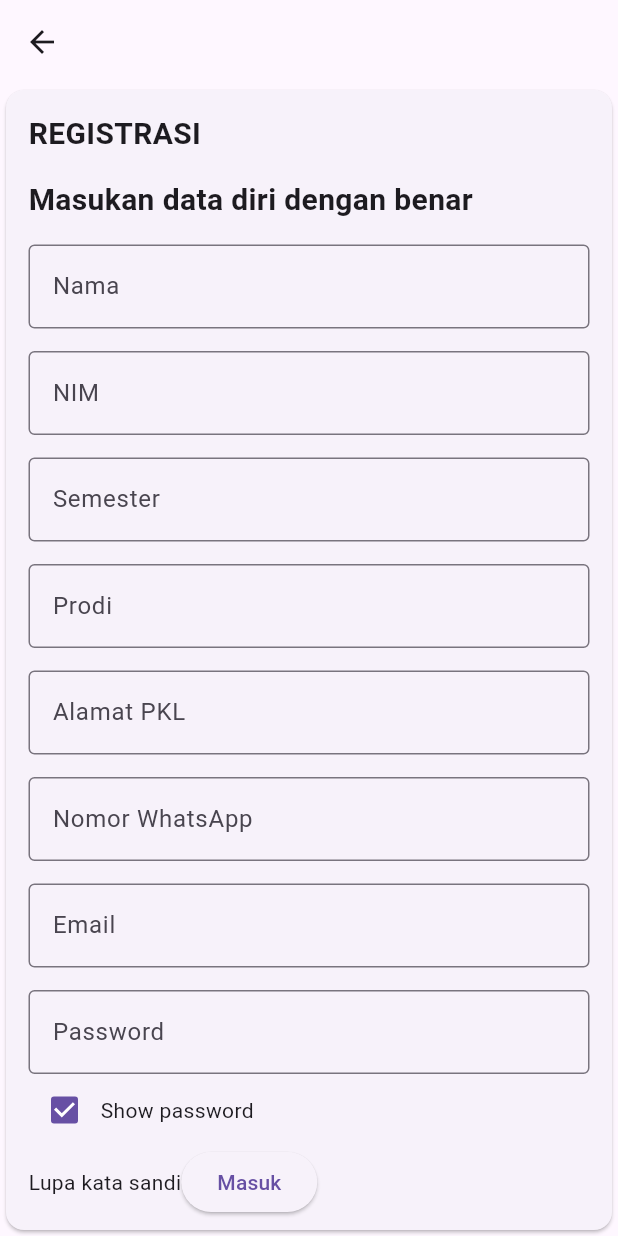
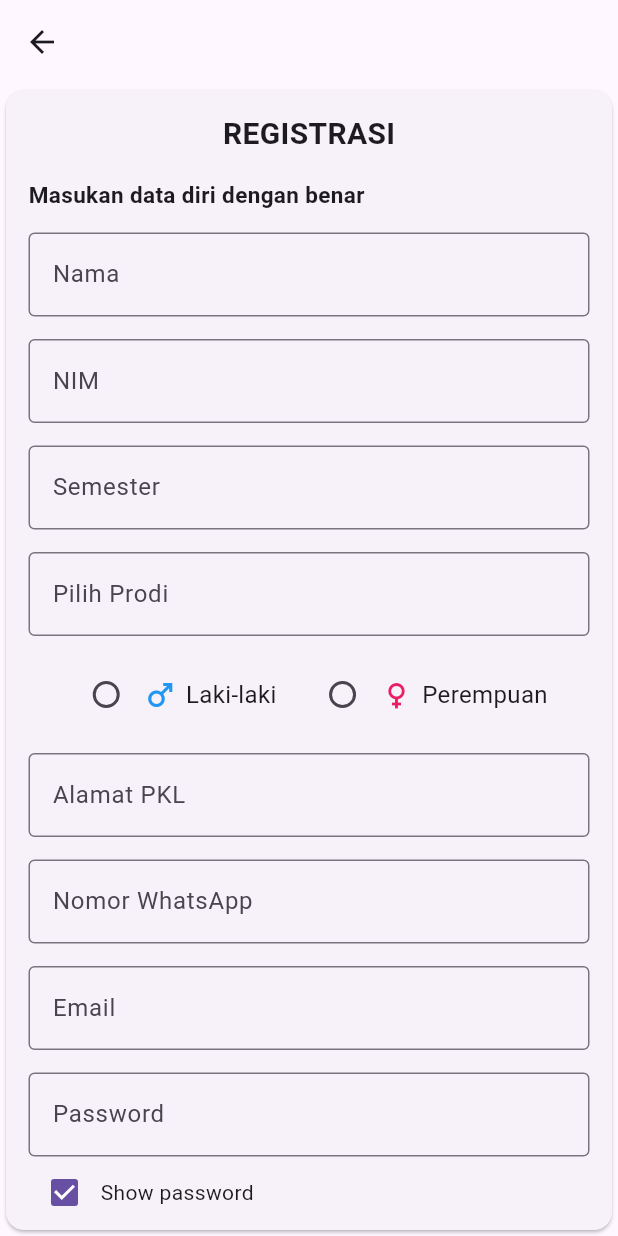
Before and after one commit to mp-class-si-unugha-2024/Presensi-Dito, a Flutter app: the SignupView screen opened by its route, on a phone screen of 412 x 824 dp. Run offline on Flutter 3.47's test engine with Material 3 defaults, Android fonts, the phone set to English and light mode, and no system bars; our stand-ins replace device_preview, get.

Commit message:
signup view dart

```diff
--- a/lib/app/modules/signup/views/signup_view.dart
+++ b/lib/app/modules/signup/views/signup_view.dart
@@ -1,14 +1,15 @@
 import 'package:flutter/material.dart';
-
 import 'package:get/get.dart';
-
 import '../controllers/signup_controller.dart';
 
 class SignupView extends GetView<SignupController> {
   const SignupView({Key? key}) : super(key: key);
+
   @override
   Widget build(BuildContext context) {
     var formkey = GlobalKey<FormState>();
+    final gender = RxString('');
+
     return Scaffold(
       appBar: AppBar(),
       body: Center(
@@ -18,16 +19,18 @@ class SignupView extends GetView<SignupController> {
             child: ListView(
               padding: EdgeInsets.all(15),
               children: [
-                Text(
-                  "REGISTRASI",
-                  style: TextStyle(fontSize: 20, fontWeight: FontWeight.bold),
+                Center(
+                  child: Text(
+                    "REGISTRASI",
+                    style: TextStyle(fontSize: 20, fontWeight: FontWeight.bold),
+                  ),
                 ),
                 SizedBox(height: 15),
                 Align(
                   alignment: Alignment.bottomLeft,
                   child: Text(
                     "Masukan data diri dengan benar",
-                    style: TextStyle(fontSize: 20, fontWeight: FontWeight.bold),
+                    style: TextStyle(fontSize: 15, fontWeight: FontWeight.bold),
                   ),
                 ),
                 SizedBox(height: 15),
@@ -54,8 +57,37 @@ class SignupView extends GetView<SignupController> {
                 SizedBox(height: 15),
                 TextFormField(
                   decoration: InputDecoration(
-                    labelText: "Prodi",
+                    labelText: "Pilih Prodi",
                     border: OutlineInputBorder(),
+                  ),
+                ),
+                SizedBox(height: 15),
+                Obx(
+                  () => Row(
+                    mainAxisAlignment: MainAxisAlignment.center,
+                    children: [
+                      Radio<String>(
+                        value: 'Laki-laki',
+                        groupValue: gender.value,
+                        onChanged: (value) {
+                          gender.value = value!;
+                        },
+                      ),
+                      Icon(Icons.male, color: Colors.blue),
+                      SizedBox(width: 5),
+                      Text("Laki-laki", style: TextStyle(fontSize: 16)),
+                      SizedBox(width: 20),
+                      Radio<String>(
+                        value: 'Perempuan',
+                        groupValue: gender.value,
+                        onChanged: (value) {
+                          gender.value = value!;
+                        },
+                      ),
+                      Icon(Icons.female, color: Colors.pink),
+                      SizedBox(width: 5),
+                      Text("Perempuan", style: TextStyle(fontSize: 16)),
+                    ],
                   ),
                 ),
                 SizedBox(height: 15),
```
